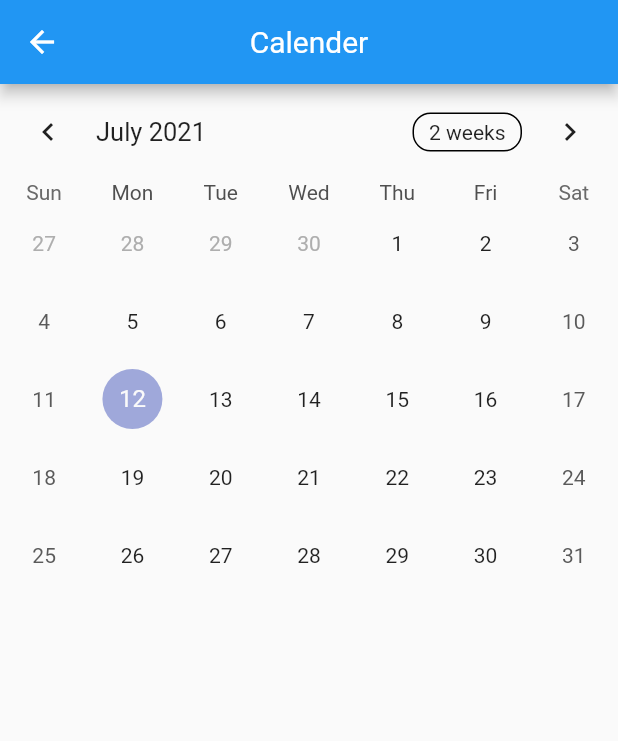
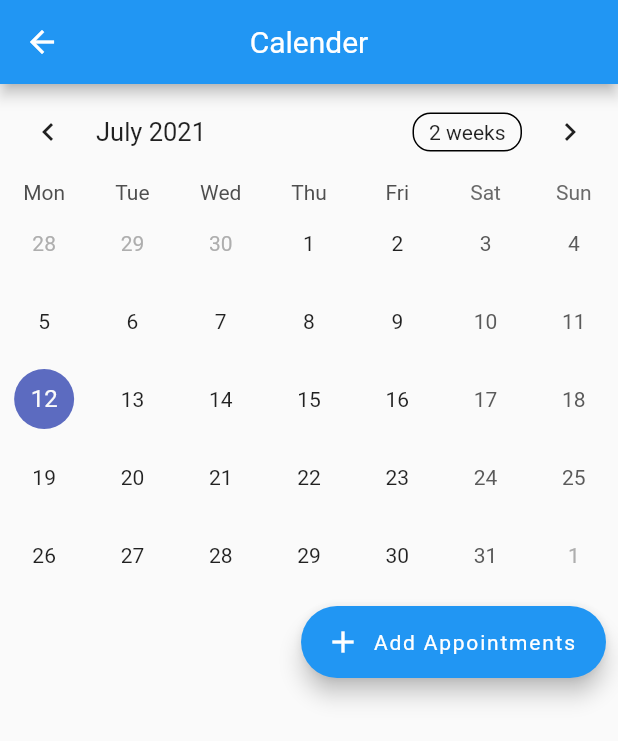
Before and after one commit to shivendra-bhonsle/DoctorsJournal, a Flutter app: the MenuBar widget shown alone on an empty page, opened directly, after a tap on "Calender", on a phone screen of 412 x 824 dp. Shown: the top 741 px of the screen. Run offline on Flutter 3.47's test engine with Material 2 defaults, Android fonts, the phone set to English and light mode, and no system bars; drawn by our look-alikes of table_calendar; our stand-ins replace cloud_firestore, contacts_service, firebase_auth, firebase_core, flutter_spinkit, flutter_svg and 3 more; missing offline and left inert: mailto, swipe_up; accounts and stored records are empty.

Commit message:
Add and Delete Appointments and Time select

```diff
--- a/lib/navigationBar/menu_bar.dart
+++ b/lib/navigationBar/menu_bar.dart
@@ -3,9 +3,10 @@ import 'dart:io';
 import 'package:flutter/material.dart';
 import 'package:doctors_diary/navigationBar/pages/profile_page.dart';
 import 'package:doctors_diary/navigationBar/pages/Contacts/patient_list_page.dart';
-import 'package:doctors_diary/navigationBar/pages/Calender_page.dart';
+import 'package:doctors_diary/navigationBar/pages/Calendar/Calender_page.dart';
 import 'package:doctors_diary/navigationBar/pages/Settings_page.dart';
 import 'package:doctors_diary/navigationBar/pages/Developers/Developers_page.dart';
+import 'package:flutter/services.dart';
 
 class MenuBar extends StatelessWidget {
   const MenuBar({Key? key}) : super(key: key);
@@ -53,8 +54,7 @@ class MenuBar extends StatelessWidget {
             MenuItems(
               text: 'Quit',
               icon: Icons.power_settings_new,
-              onClicked: () {exit(0);},
-
+              onClicked: () => exit(0)
             ),
           ],
         ),
--- /dev/null
+++ b/lib/navigationBar/pages/Calendar/Calender_page.dart
@@ -0,0 +1,219 @@
+import 'package:flutter/cupertino.dart';
+import 'package:flutter/material.dart';
+import 'package:table_calendar/table_calendar.dart';
+
+
+//Event Class
+class Event {
+  final String title;
+  final TimeOfDay time;
+  Event({required this.title, required this.time});
+  String toString() => this.title;
+}
+
+class CalendarPage extends StatelessWidget {
+  const CalendarPage({Key? key}) : super(key: key);
+
+  @override
+  Widget build(BuildContext context) {
+    return Scaffold(
+      appBar: AppBar(
+        title: Text('Calender'),
+        centerTitle: true,
+        backgroundColor: Colors.blue,
+      ),
+      body: Calendar(),
+    );
+  }
+}
+
+class Calendar extends StatefulWidget {
+  const Calendar({Key? key}) : super(key: key);
+
+  @override
+  _CalendarState createState() => _CalendarState();
+}
+
+class _CalendarState extends State<Calendar> {
+  //Initialising Variables
+  TimeOfDay _time = TimeOfDay.now();
+  late TimeOfDay picked;
+  Map<DateTime?, List<Event>> selectedEvents = {};
+  CalendarFormat _calendarFormat = CalendarFormat.month;
+  DateTime _focusedDay = DateTime.now();
+  DateTime _selectedDay = DateTime.now();
+  DateTime? _rangeStart;
+  DateTime? _rangeEnd;
+  final currentDay = DateTime.now();
+  TextEditingController _eventController = TextEditingController();
+
+  //To select the time of appointment
+  Future<Null> selectTime(BuildContext context) async {
+    await showTimePicker(
+        context: context,
+        initialTime: _time,
+    ).then((value) => {
+       setState((){
+         picked = value!;
+       })
+    });
+  }
+
+  @override
+  void initState(){
+    selectedEvents = {};
+    super.initState();
+  }
+
+  //Get events
+  List<Event> _getEventsfromDay(DateTime date){
+    return selectedEvents[date] ?? [];
+  }
+
+  @override
+  void dispose() {
+    _eventController.dispose();
+    super.dispose();
+  }
+
+  //Select day
+  void _onDaySelected(DateTime selectedDay, DateTime focusedDay) {
+    if (!isSameDay(_selectedDay, selectedDay)) {
+      setState(() {
+        _selectedDay = selectedDay;
+        _focusedDay = focusedDay;
+        _rangeStart = null;
+        _rangeEnd = null;
+      });
+    }
+  }
+
+  //Add Appointments
+  void addAppointments(){
+    showDialog(
+        context: context,
+        builder: (context) => AlertDialog(
+          title: Text("Add Appointments"),
+          content: TextFormField(controller: _eventController,),
+          actions: [
+            TextButton(
+                onPressed: () => Navigator.pop(context),
+                child: Text("Cancel")
+            ),
+            TextButton(
+                onPressed: () async {
+                  if(_eventController.text.isEmpty){
+                  }else{
+                    await selectTime(context);
+                    if(selectedEvents[_selectedDay]!=null){
+                      selectedEvents[_selectedDay]!.add((Event(
+                        title: _eventController.text,
+                        time: picked,
+                      )
+                      ));
+                    }else{
+                      selectedEvents[_selectedDay] = [
+                        Event(
+                          title: _eventController.text,
+                          time: picked,
+                        )
+                      ];
+                    }
+                  }
+                  print(picked);
+                  Navigator.pop(context);
+                  _eventController.clear();
+                  setState(() {});
+                  return;
+                },
+                child: Text("Ok")
+            ),
+          ],
+        )
+    );
+}
+
+  //Appointment Cards
+  Widget cards(String s, TimeOfDay t)=> Card(
+      child: Padding(
+          padding: EdgeInsets.all(15),
+          child: Column(
+            children: [
+              Row(
+                mainAxisAlignment: MainAxisAlignment.spaceBetween,
+                children: <Widget>[
+                  Text(s),
+                  Text(
+                      (t.hour <= 9? "0"+ t.hour.toString() : t.hour.toString()) + (t.minute <= 9? ":0"+t.minute.toString() : ":"+t.minute.toString())
+                  ),
+                  //Delete Appointments
+                  IconButton(
+                    alignment: Alignment.centerRight,
+                    onPressed: (){
+                      setState(() {
+                        _getEventsfromDay(_selectedDay).removeWhere((element) => element.title == s );
+                      });
+                      },
+                    icon: Icon(Icons.delete),
+                  )
+                ],
+              ),
+            ],
+          )
+      ),
+  );
+
+
+  //Table Calendar and events
+  @override
+  Widget build(BuildContext context) {
+    return Scaffold(
+        body: SingleChildScrollView(
+          scrollDirection: Axis.vertical,
+          child: Column(
+            children: [
+              TableCalendar(
+                firstDay:  DateTime.utc(2000, 1, 1),
+                lastDay:  DateTime.utc(2100, 12, 31),
+                focusedDay: _focusedDay,
+                rangeStartDay: _rangeStart,
+                rangeEndDay: _rangeEnd,
+                calendarFormat: _calendarFormat,
+                startingDayOfWeek: StartingDayOfWeek.monday,
+                onDaySelected: _onDaySelected,
+                selectedDayPredicate: (day) {
+                  return isSameDay(_selectedDay, day);
+                },
+                onFormatChanged: (format) {
+                  setState(() {
+                    _calendarFormat = format;
+                  });
+                },
+                onPageChanged: (focusedDay) {
+                  _focusedDay = focusedDay;
+                },
+                eventLoader: _getEventsfromDay,
+              ),
+              ..._getEventsfromDay(_selectedDay).map((Event event) => cards(event.title, event.time)),
+              //Padding for add appointment buttons
+              Padding(
+                padding: const EdgeInsets.all(8.0),
+                child: Row(
+                  mainAxisAlignment: MainAxisAlignment.end,
+                  children: [
+                    FloatingActionButton.extended(
+                      onPressed: (){
+                        addAppointments();
+                        },
+                      label: Text("Add Appointments"),
+                      icon: Icon(Icons.add),
+                    ),
+                  ],
+                ),
+              )
+            ],
+          ),
+        ),
+    );
+  }
+}
--- a/lib/navigationBar/pages/Contacts/ContactDetails.dart
+++ b/lib/navigationBar/pages/Contacts/ContactDetails.dart
@@ -1,7 +1,7 @@
 import 'package:cloud_firestore/cloud_firestore.dart';
 import 'package:contacts_service/contacts_service.dart';
 import 'package:doctors_diary/models/patient.dart';
-import 'package:doctors_diary/navigationBar/pages/Calender_page.dart';
+import 'package:doctors_diary/navigationBar/pages/Calendar/Calender_page.dart';
 import 'package:doctors_diary/services/database.dart';
 import 'package:firebase_auth/firebase_auth.dart';
 import 'package:flutter/cupertino.dart';
```
